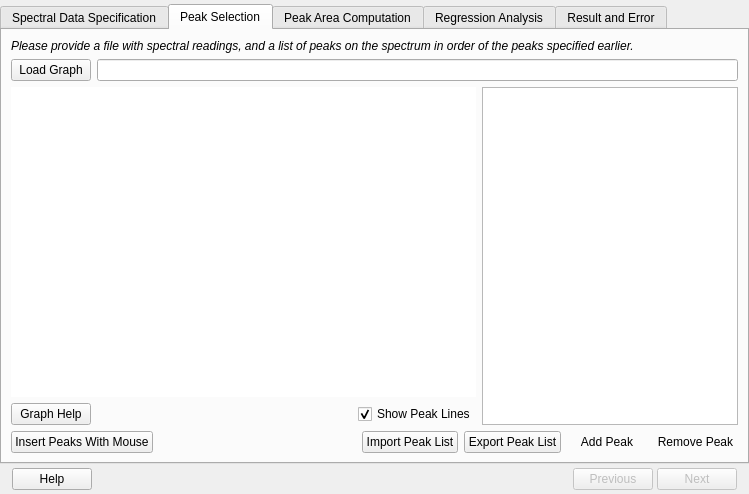
The window that boltzmanntex/oestemperaturecalculator/oestemperaturecalculator.ui (aghorui/boltzmanntex) describes before a commit, drawn with Qt 5.
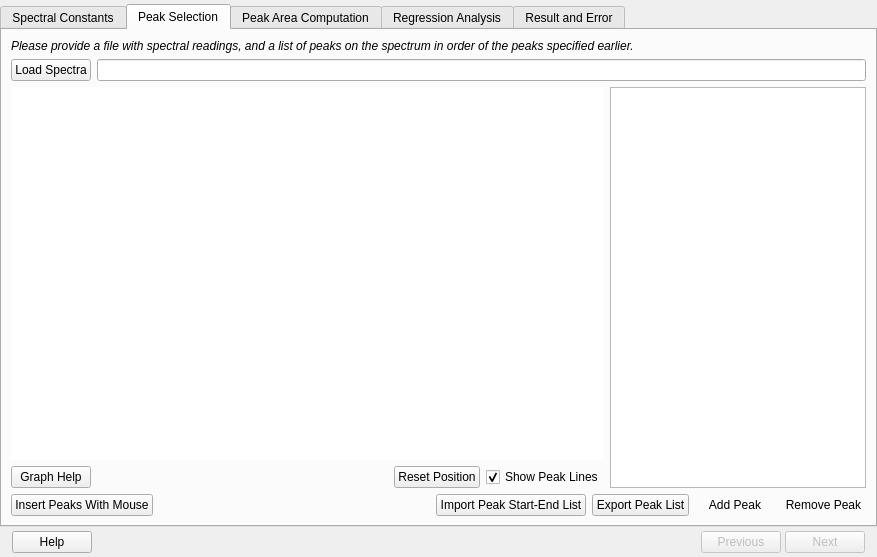
The same window after the commit. The open tabs and pages were chosen to show the change. Icons and pictures are not drawn. Custom widgets are drawn as their Qt base class.

Commit message: Add custom peak range indicators

```diff
--- a/boltzmanntex/oestemperaturecalculator/oestemperaturecalculator.ui
+++ b/boltzmanntex/oestemperaturecalculator/oestemperaturecalculator.ui
@@ -6,8 +6,8 @@
    <rect>
     <x>0</x>
     <y>0</y>
-    <width>749</width>
-    <height>494</height>
+    <width>877</width>
+    <height>557</height>
    </rect>
   </property>
   <property name="windowTitle">
@@ -44,7 +44,7 @@
        </property>
        <widget class="QWidget" name="spectralDataSpecificationScreen">
         <attribute name="title">
-         <string>Spectral Data Specification</string>
+         <string>Spectral Constants</string>
         </attribute>
         <layout class="QVBoxLayout" name="verticalLayout_3">
          <item>
@@ -225,7 +225,7 @@
            <item>
             <widget class="QPushButton" name="loadGraphButton">
              <property name="text">
-              <string>Load Graph</string>
+              <string>Load Spectra</string>
              </property>
              <property name="icon">
               <iconset resource="../resources/resource.qrc">
@@ -284,6 +284,13 @@
                  </property>
                 </spacer>
                </item>
+               <item>
+                <widget class="QPushButton" name="spectralGraphResetPositionButton">
+                 <property name="text">
+                  <string>Reset Position</string>
+                 </property>
+                </widget>
+               </item>
                <item>
                 <widget class="QCheckBox" name="peakLineHideToggle">
                  <property name="text">
@@ -362,7 +369,7 @@
            <item>
             <widget class="QPushButton" name="importPeakListButton">
              <property name="text">
-              <string>Import Peak List</string>
+              <string>Import Peak Start-End List</string>
              </property>
             </widget>
            </item>
```
Left out of the diff: 11 changed lines with no effect on the pictures. The commit also changes 8 other files.
